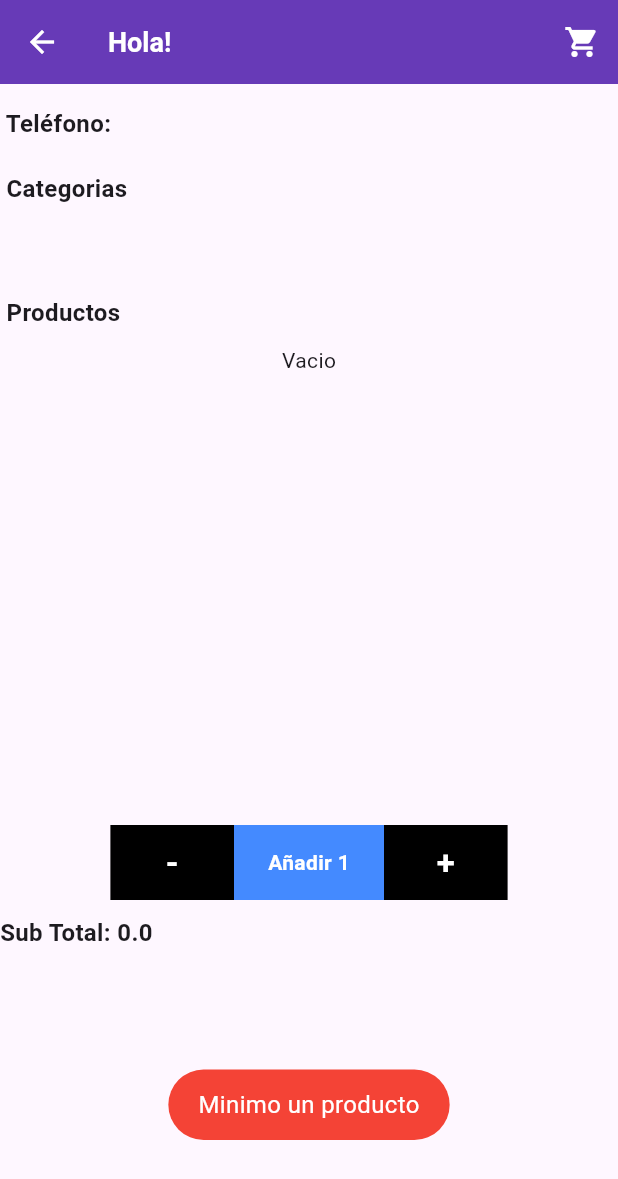
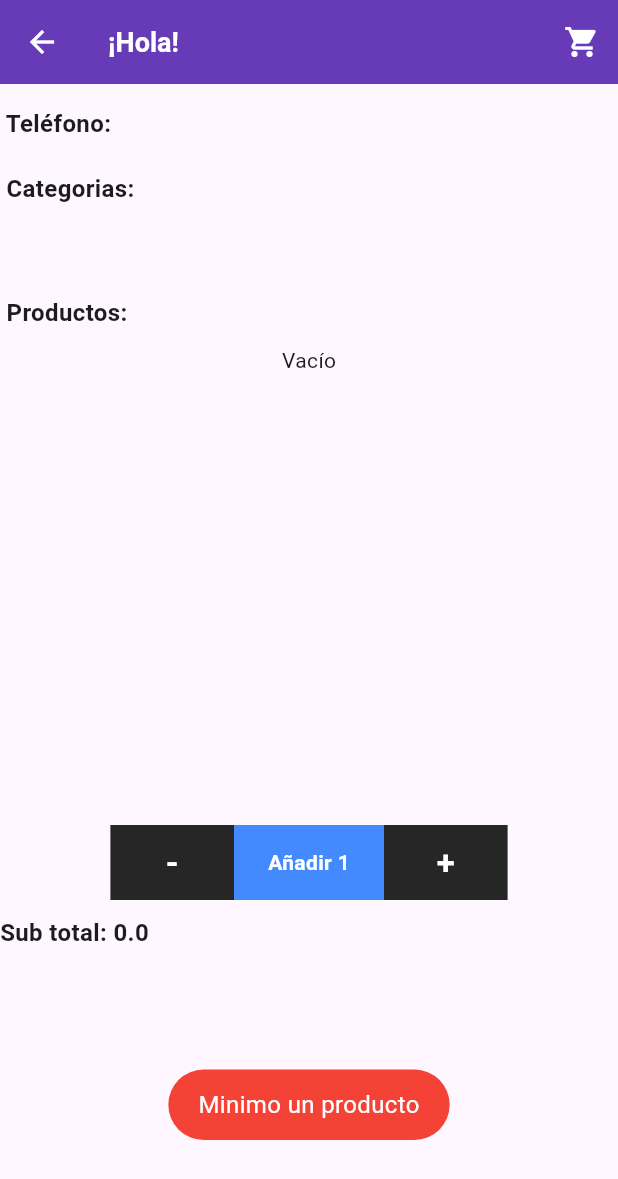
Before and after one commit to afedukii/BlifeTest, a Flutter app: the ProfilePage screen opened by its route, after a tap on an icon or button, on a phone screen of 412 x 824 dp. Shown: the top 1179 px of the screen. Run offline on Flutter 3.47's test engine with Material 3 defaults, Android fonts, the phone set to English and light mode, and no system bars; drawn by our look-alikes of carousel_slider; our stand-ins replace flutter_slidable, fluttertoast, shared_preferences; accounts and stored records are empty; network calls fail.

Commit message:
finalv2 aptimizacion de textos o Strings

```diff
--- a/lib/APInServices/FakeStore/FakeStore.dart
+++ b/lib/APInServices/FakeStore/FakeStore.dart
@@ -1,14 +1,14 @@
 import 'dart:convert';
-
 import 'package:blife_test/models/category.dart';
 import 'package:blife_test/models/product.dart';
+import 'package:blife_test/utils/Strings/UrlAddress.dart';
 import 'package:http/http.dart' as http;
 
 class FakeStore{
   FakeStore();
 
   Future<List<CategoryProds>> getCategories() async{
-    var response = await http.get(Uri.parse('https://fakestoreapi.com/products/categories'));
+    var response = await http.get(Uri.parse(FakeStoreCategoriesUrl));
     var convert = jsonDecode(response.body);
     List<CategoryProds> cats = [];
     for (var item in convert) {
@@ -19,7 +19,7 @@ class FakeStore{
     return cats;
   }
   Future<List<Products>> getProducts(String cat) async{
-    var response = await http.get(Uri.parse("https://fakestoreapi.com/products/category/$cat"));
+    var response = await http.get(Uri.parse("$FakeStoreProdByCategoryUrl$cat"));
     var convert = jsonDecode(response.body);
     List<Products> temp = [];
     for (var item in convert) {
--- a/lib/APInServices/RandomUser/RandomUser.dart
+++ b/lib/APInServices/RandomUser/RandomUser.dart
@@ -1,5 +1,6 @@
 import 'dart:convert';
 
+import 'package:blife_test/utils/Strings/UrlAddress.dart';
 import 'package:http/http.dart' as http;
 class RandomUser {
   var data;
@@ -16,7 +17,7 @@ class RandomUser {
   });
 
   Future<void> genRandomUser() async{
-    var response = await http.get(Uri.parse('https://randomuser.me/api/?inc=name,login,picture,phone'));
+    var response = await http.get(Uri.parse(RandomUserSpecUrl));
     var convert = jsonDecode(response.body);
     data = convert;
     name = convert['results'][0]['name']['first'] + ' ' +  convert['results'][0]['name']['last'];
--- a/lib/ui/components/CategoryCard.dart
+++ b/lib/ui/components/CategoryCard.dart
@@ -1,4 +1,5 @@
 import 'package:blife_test/ui/components/TextTitle.dart';
+import 'package:blife_test/utils/colors.dart';
 import 'package:flutter/material.dart';
 
 class CategoryCard extends StatelessWidget{
@@ -23,7 +24,7 @@ class CategoryCard extends StatelessWidget{
       alignment: Alignment.center,
       decoration: BoxDecoration(
         borderRadius: BorderRadius.circular(10),
-        color: Colors.deepPurple,
+        color: DeepPurpleColor,
       ),
       child: text,
     )
--- a/lib/ui/components/ProductCard.dart
+++ b/lib/ui/components/ProductCard.dart
@@ -1,5 +1,6 @@
 import 'package:blife_test/ui/components/ProductPicture.dart';
 import 'package:blife_test/ui/components/TextTitle.dart';
+import 'package:blife_test/utils/colors.dart';
 import 'package:flutter/material.dart';
 
 class ProductCard extends StatelessWidget{
@@ -22,7 +23,7 @@ class ProductCard extends StatelessWidget{
       decoration: const BoxDecoration(
         boxShadow: [
           BoxShadow(
-            color: Colors.blueGrey,
+            color: BlueGreyColor,
             offset: Offset(
               5.0,
               0.0,
@@ -44,7 +45,7 @@ class ProductCard extends StatelessWidget{
             crossAxisAlignment: CrossAxisAlignment.center,
             children: [
               textName,
-              SizedBox(height: 20,),
+              const SizedBox(height: 20,),
               textPrice
             ],
           )
--- a/lib/ui/components/ToastAlert.dart
+++ b/lib/ui/components/ToastAlert.dart
@@ -1,3 +1,4 @@
+import 'package:blife_test/utils/colors.dart';
 import 'package:flutter/material.dart';
 import 'package:fluttertoast/fluttertoast.dart';
 class ToastAlert{
@@ -9,8 +10,8 @@ class ToastAlert{
       toastLength: Toast.LENGTH_SHORT,
       gravity: ToastGravity.BOTTOM,
       timeInSecForIosWeb: 1,
-          backgroundColor: type ? Colors.green : Colors.red,
-          textColor: Colors.white,
+      backgroundColor: type ? GreenColor : RedColor,
+      textColor: WhiteColor,
       fontSize: 16.0
     );
   }
--- a/lib/ui/pages/profile.dart
+++ b/lib/ui/pages/profile.dart
@@ -1,5 +1,3 @@
-import 'dart:convert';
-
 import 'package:blife_test/APInServices/FakeStore/FakeStore.dart';
 import 'package:blife_test/APInServices/ShoppingCart/shopcart.dart';
 import 'package:blife_test/SharedPreferences/SharedPreferencesHelper.dart';
@@ -12,6 +10,10 @@ import 'package:blife_test/ui/components/ProductCard.dart';
 import 'package:blife_test/ui/components/ProductPicture.dart';
 import 'package:blife_test/ui/components/TextTitle.dart';
 import 'package:blife_test/ui/components/ToastAlert.dart';
+import 'package:blife_test/utils/Strings/Alerts.dart';
+import 'package:blife_test/utils/Strings/Labels.dart';
+import 'package:blife_test/utils/Strings/LocalKeys.dart';
+import 'package:blife_test/utils/colors.dart';
 import 'package:blife_test/utils/navigator.dart';
 import 'package:blife_test/utils/routes.dart';
 import 'package:flutter/material.dart';
@@ -49,8 +51,8 @@ class _ProfilePageState extends State<ProfilePage> {
     return Material(
       child: Scaffold(
         appBar: AppBar(
-          title: TextTitle(title: "Hola! ${user.name}", fontSize: 18.0, fontWeight: FontWeight.bold,color: Colors.white,),
-          backgroundColor: Colors.deepPurple,
+          title: TextTitle(title: "$GreetingLabel ${user.name}", fontSize: 18.0, fontWeight: FontWeight.bold,color: WhiteColor,),
+          backgroundColor: DeepPurpleColor,
           actions: [
             IconButton(
               icon: const Icon(Icons.shopping_cart),
@@ -60,16 +62,16 @@ class _ProfilePageState extends State<ProfilePage> {
             ),
           ],
           iconTheme: const IconThemeData(
-            color: Colors.white,
+            color: WhiteColor,
           ),
         ),
         body: Column(
           crossAxisAlignment: CrossAxisAlignment.start,
           children: [
             const SizedBox(height: 15,),
-            TextTitle(title: " Teléfono: ${user.phone}", fontSize: 16.0, fontWeight: FontWeight.bold),
+            TextTitle(title: " $PhoneLabel ${user.phone}", fontSize: 16.0, fontWeight: FontWeight.bold),
             const SizedBox(height: 20,),
-            const TextTitle(title: " Categorias", fontSize: 16.0, fontWeight: FontWeight.bold),
+            const TextTitle(title: CategoriesLabel, fontSize: 16.0, fontWeight: FontWeight.bold),
             const SizedBox(height: 10,),
             Container(
               width: MediaQuery.of(context).size.width,
@@ -80,15 +82,15 @@ class _ProfilePageState extends State<ProfilePage> {
                 itemCount: categories.length,
                 itemBuilder: (context, index) {
                   return CategoryCard(
-                    text: TextTitle(title: categories[index].name, fontSize: 16.0, fontWeight: FontWeight.bold, color: Colors.white),
+                    text: TextTitle(title: categories[index].name, fontSize: 16.0, fontWeight: FontWeight.bold, color: WhiteColor),
                     onTap: () => changeCategory(index),
-                    bg: Colors.deepPurple,
+                    bg: DeepPurpleColor,
                   );
                 },
               )
             ),
             const SizedBox(height: 20,),
-            const TextTitle(title: " Productos", fontSize: 16.0, fontWeight: FontWeight.bold),
+            const TextTitle(title: ProductsLabel, fontSize: 16.0, fontWeight: FontWeight.bold),
             const SizedBox(height: 10,),
             Container(
               width: MediaQuery.of(context).size.width,
@@ -99,10 +101,10 @@ class _ProfilePageState extends State<ProfilePage> {
                 itemCount: products.isEmpty ? 1 : products.length,
                 carouselController: prodSlideCtrl,
                 itemBuilder: (BuildContext context, int itemIndex, int pageViewIndex) =>
-                  products.isEmpty ? const Text("Vacio")
+                  products.isEmpty ? const Text(VoidLabel)
                   : ProductCard(
-                    textName: TextTitle(title: products[itemIndex].name, fontSize: 16.0, fontWeight: FontWeight.normal, color: Colors.white,),
-                    textPrice: TextTitle(title: "Precio: \$${products[itemIndex].price}", fontSize: 16.0, fontWeight: FontWeight.normal, color: Colors.white,),
+                    textName: TextTitle(title: products[itemIndex].name, fontSize: 16.0, fontWeight: FontWeight.normal, color: WhiteColor,),
+                    textPrice: TextTitle(title: "$PriceLabel \$${products[itemIndex].price}", fontSize: 16.0, fontWeight: FontWeight.normal, color: WhiteColor,),
                     image: ProductPicture(image: NetworkImage(products[itemIndex].picture))
                   ),
                 options: CarouselOptions(
@@ -126,29 +128,29 @@ class _ProfilePageState extends State<ProfilePage> {
                   Flexible(
                     flex: 1,
                     child: MainButton(
-                      text: const TextTitle(title: "-", fontSize: 22.0, fontWeight: FontWeight.bold, color: Colors.white,),
-                      onTap: _minusProd, width: 100, height: 50, bg: Colors.black,
+                      text: const TextTitle(title: "-", fontSize: 22.0, fontWeight: FontWeight.bold, color: WhiteColor,),
+                      onTap: _minusProd, width: 100, height: 50, bg: BlackColor,
                     ),
                   ),
                   Flexible(
                     flex: 3,
                     child: MainButton(
-                      text: TextTitle(title: "Añadir $prodCount", fontSize: 14.0, fontWeight: FontWeight.bold, color: Colors.white,),
-                      onTap: _addToCart, width: 100, height: 50, bg: Colors.blueAccent,
+                      text: TextTitle(title: "$AddLabel $prodCount", fontSize: 14.0, fontWeight: FontWeight.bold, color: WhiteColor),
+                      onTap: _addToCart, width: 100, height: 50, bg: blueAccentColor,
                     ),
                   ),
                   Flexible(
                     flex: 1,
                     child: MainButton(
-                      text: const TextTitle(title: "+", fontSize: 22.0, fontWeight: FontWeight.bold, color: Colors.white,),
-                      onTap: _plusProd, width: 100, height: 50, bg: Colors.black,
+                      text: const TextTitle(title: "+", fontSize: 22.0, fontWeight: FontWeight.bold, color: WhiteColor,),
+                      onTap: _plusProd, width: 100, height: 50, bg: BlackColor,
                     ),
                   )
                 ],
               )
             ),
             const SizedBox(height: 10,),
-            TextTitle(title: "Sub Total: ${prodCount * double.parse( products.isEmpty ? "0" : products[prodIndex].price)}", fontSize: 16.0, fontWeight: FontWeight.bold),
+            TextTitle(title: "$SubTotalLabel ${prodCount * double.parse( products.isEmpty ? "0" : products[prodIndex].price)}", fontSize: 16.0, fontWeight: FontWeight.bold),
           ],
         ),
       )
@@ -158,10 +160,10 @@ class _ProfilePageState extends State<ProfilePage> {
   void _getUserData() async{
     await shadPrefs.SharedPrefsInit();
 
-    user.name = (await shadPrefs.getData('name'))!;
-    user.username = (await shadPrefs.getData('username'))!;
-    user.password = (await shadPrefs.getData('password'))!;
-    user.phone = (await shadPrefs.getData('phone'))!;
+    user.name = (await shadPrefs.getData(LocalNameKey))!;
+    user.username = (await shadPrefs.getData(LocalUsernameKey))!;
+    user.password = (await shadPrefs.getData(LocalPasswordKey))!;
+    user.phone = (await shadPrefs.getData(LocalPhoneKey))!;
 
     categories = await fakeStore.getCategories();
     products = await fakeStore.getProducts(categories[0].name);
@@ -188,7 +190,7 @@ class _ProfilePageState extends State<ProfilePage> {
 
   void _minusProd(){
     if(prodCount == 1){
-      ToastAlert().showToastAlert("Minimo un producto", false);
+      ToastAlert().showToastAlert(MinProductAlert, false);
     }else{
       setState(() {
         prodCount--;
--- a/lib/utils/Strings/Alerts.dart
+++ b/lib/utils/Strings/Alerts.dart
@@ -2,3 +2,5 @@ const UserNotFoundErr = "ERR: Usuario no encontrado";
 const EmptyFieldsErr = "ERR: Llene todos los campos";
 const ClipboardAlert = "Copiado";
 const UserFoundAlert = "Usuario encontrado";
+const MinProductAlert = "Minimo un producto";
+const ProdAddedToCartAlert = "Producto agregado al carrito";
--- a/lib/utils/Strings/Buttons.dart
+++ b/lib/utils/Strings/Buttons.dart
@@ -1 +1,3 @@
 const SignInLabel = "Ingresar";
+const BackHomeLabel = "Regresar al incio";
+const DeleteLabel = "Eliminar";
--- a/lib/utils/Strings/Labels.dart
+++ b/lib/utils/Strings/Labels.dart
@@ -0,0 +1,12 @@
+const GreetingLabel = '¡Hola! ';
+const PhoneLabel = 'Teléfono: ';
+const CategoriesLabel = ' Categorias: ';
+const ProductsLabel = ' Productos: ';
+const VoidLabel = 'Vacío';
+const PriceLabel = 'Precio: ';
+const AddLabel = 'Añadir';
+const SubTotalLabel = 'Sub total:';
+const TotalLabel = 'Total:';
+const PurchaseCompleteLabel = 'Su compra ha finalizado, espere prontas noticias sobre su pedido.';
+const AddProductsLabel = 'Agregue productos para poder realizar su compra.';
+const SlideInstructionLabel = 'Desliza para eliminar del carrito';
--- /dev/null
+++ b/lib/utils/Strings/LocalKeys.dart
@@ -0,0 +1,5 @@
+const LocalNameKey = "name";
+const LocalUsernameKey = "username";
+const LocalPasswordKey = "password";
+const LocalPhoneKey = "phone";
+const LocalCartKey = "cart";
--- a/lib/utils/Strings/Titles.dart
+++ b/lib/utils/Strings/Titles.dart
@@ -1 +1,4 @@
 const AppNameTitle = "Blife Test App";
+const ShopCartTitle = "Tu carrito";
+const OrderPlacedTitle = "Pedido Realizado";
+const VoidShopCartTitle = "Tu carrito esta vacío";
--- /dev/null
+++ b/lib/utils/Strings/UrlAddress.dart
@@ -0,0 +1,3 @@
+const FakeStoreCategoriesUrl = 'https://fakestoreapi.com/products/categories';
+const FakeStoreProdByCategoryUrl = 'https://fakestoreapi.com/products/category/';
+const RandomUserSpecUrl = 'https://randomuser.me/api/?inc=name,login,picture,phone';
--- a/lib/utils/colors.dart
+++ b/lib/utils/colors.dart
@@ -3,3 +3,8 @@ import 'package:flutter/material.dart';
 const Color BlackColor = Color(0xFF262626);
 const Color WhiteColor = Color(0xFFFFFFFF);
 const Color LessColor = Colors.transparent;
+const Color DeepPurpleColor = Colors.deepPurple;
+const Color blueAccentColor = Colors.blueAccent;
+const Color BlueGreyColor = Colors.blueGrey;
+const Color RedColor = Colors.red;
+const Color GreenColor = Colors.green;
```
Also changed, not shown: lib/APInServices/ShoppingCart/shopcart.dart (+9 -17 lines), lib/ui/components/SlidableCard.dart (+10 -9 lines), lib/ui/components/TextInputForm.dart (+0 -11 lines), lib/ui/pages/login_page.dart (+10 -17 lines), lib/ui/pages/make_sale.dart (deleted, +0 -42 lines), lib/ui/pages/shopping_cart.dart (+17 -18 lines), 1 other file. Lines whose indentation alone changed are shown as unchanged.
